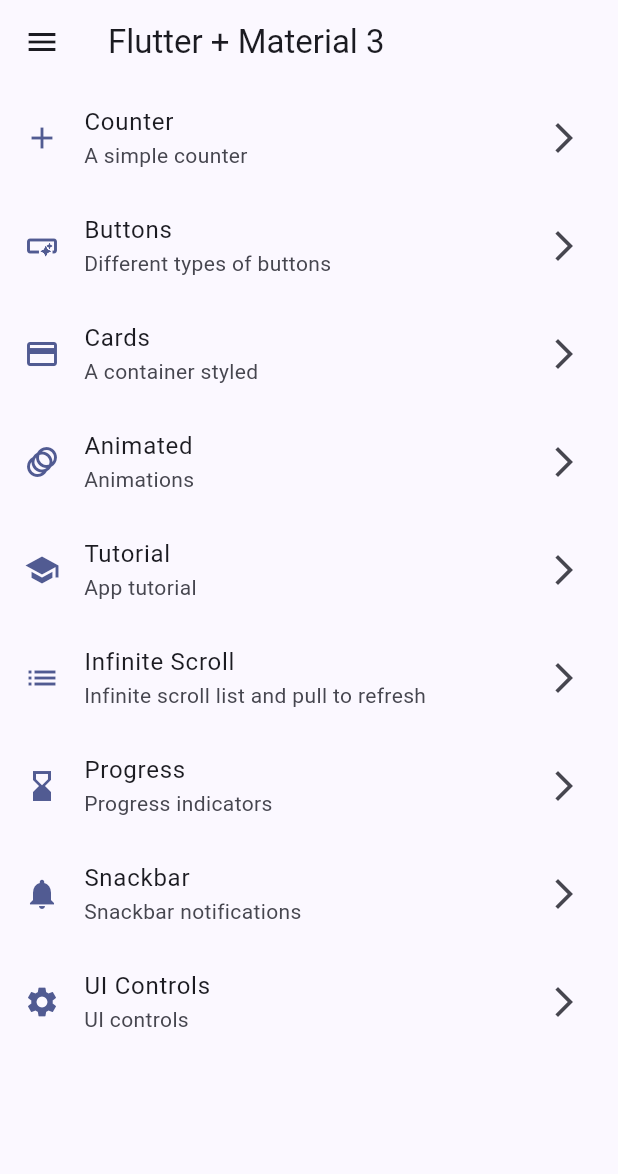
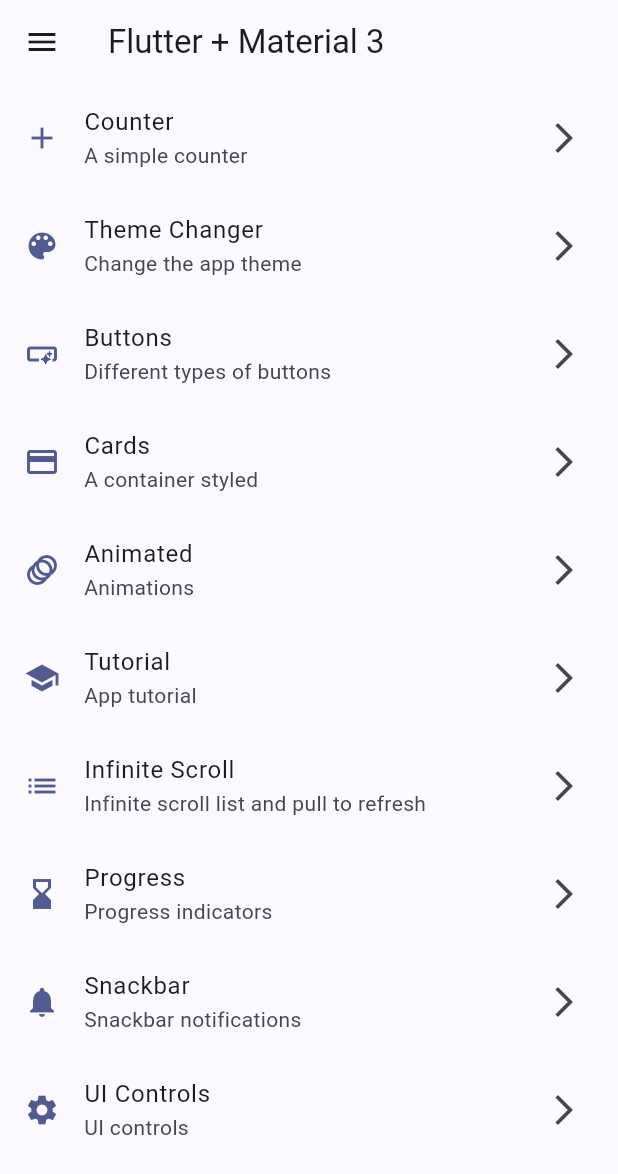
Before and after one commit to franzcmarcelo/flutter_widgets_app, a Flutter app: the screen it shows after launch, on a phone screen of 412 x 824 dp. Shown: the top 1174 px of the screen. Run offline on Flutter 3.47's test engine with Material 3 defaults, Android fonts, the phone set to English and light mode, and no system bars; our stand-ins replace animate_do, flutter_riverpod, go_router; statements that could not run were skipped.

Commit message:
add Theme Changer screen | handle theme state with Riverpd

```diff
--- a/lib/config/menu/menu_items.dart
+++ b/lib/config/menu/menu_items.dart
@@ -21,6 +21,12 @@ const List<MenuItem> appMenuItems = [
     subTitle: 'A simple counter',
     route: CounterScreen.name,
     icon: Icons.add,
+  ),
+  MenuItem(
+    title: 'Theme Changer',
+    subTitle: 'Change the app theme',
+    route: ThemeChangerScreen.name,
+    icon: Icons.color_lens,
   ),
   MenuItem(
     title: 'Buttons',
--- a/lib/config/router/app_router.dart
+++ b/lib/config/router/app_router.dart
@@ -8,6 +8,11 @@ final appRouter = GoRouter(
       path: '/',
       name: HomeScreen.name,
       builder: (context, state) => const HomeScreen(),
+    ),
+    GoRoute(
+      path: '/theme-changer',
+      name: ThemeChangerScreen.name,
+      builder: (context, state) => const ThemeChangerScreen(),
     ),
     GoRoute(
       path: '/counter',
--- a/lib/config/theme/app_theme.dart
+++ b/lib/config/theme/app_theme.dart
@@ -1,23 +1,23 @@
 import 'package:flutter/material.dart';
-
-const Map<String, Color> colors = {
-  'primary': Colors.indigoAccent,
-  'secondary': Colors.teal,
-  'tertiary': Colors.blue,
-};
+import 'package:flutter_widgets_app/presentations/providers/theme_provider.dart';
 
 class AppTheme {
 
-  final String selectedColor;
+  final String themeColorSelected;
+  final bool isDarkMode;
 
   AppTheme({
-    this.selectedColor = 'primary',
+    this.themeColorSelected = defaultColorTheme,
+    this.isDarkMode = false,
   })
-  : assert(colors.containsKey(selectedColor), 'Color $selectedColor is not defined in the theme');
+  : assert(
+    themeColors.keys.contains(themeColorSelected), 'Color $themeColorSelected is not defined in the theme'
+  );
 
   ThemeData getTheme() => ThemeData(
     useMaterial3: true,
-    colorSchemeSeed: colors[selectedColor],
+    brightness: isDarkMode ? Brightness.dark : Brightness.light,
+    colorSchemeSeed: themeColors[themeColorSelected],
     appBarTheme: const AppBarTheme(
       centerTitle: false,
     )
--- a/lib/main.dart
+++ b/lib/main.dart
@@ -3,6 +3,7 @@ import 'package:flutter/material.dart';
 import 'package:flutter_riverpod/flutter_riverpod.dart';
 import 'package:flutter_widgets_app/config/theme/app_theme.dart';
 import 'package:flutter_widgets_app/config/router/app_router.dart';
+import 'package:flutter_widgets_app/presentations/providers/theme_provider.dart';
 
 class MyHttpOverrides extends HttpOverrides{
   @override
@@ -21,16 +22,23 @@ void main() {
   );
 }
 
-class MainApp extends StatelessWidget {
+class MainApp extends ConsumerWidget {
   const MainApp({super.key});
 
   @override
-  Widget build(BuildContext context) {
+  Widget build(BuildContext context, WidgetRef ref) {
+
+    final bool isDarkMode = ref.watch(isDarkModeProvider);
+    final String themeColorSelected = ref.watch(themeColorSelectedProvider);
+
     return MaterialApp.router(
       title: 'Flutter Widgets App',
       routerConfig: appRouter,
       debugShowCheckedModeBanner: false,
-      theme: AppTheme().getTheme(),
+      theme: AppTheme(
+        isDarkMode: isDarkMode,
+        themeColorSelected: themeColorSelected
+        ).getTheme(),
     );
   }
 }
--- /dev/null
+++ b/lib/presentations/providers/theme_provider.dart
@@ -0,0 +1,24 @@
+import 'package:flutter/material.dart';
+import 'package:flutter_riverpod/flutter_riverpod.dart';
+
+final isDarkModeProvider = StateProvider<bool>((ref) => false);
+
+const String defaultColorTheme = 'primary';
+
+const Map<String, Color> themeColors = {
+  defaultColorTheme: Colors.indigoAccent,
+  'secondary': Colors.teal,
+  'tertiary': Colors.blue,
+  'quaternary': Colors.purple,
+  'quinary': Colors.green,
+  'senary': Colors.orange,
+  'septenary': Colors.red,
+  'octonary': Colors.pink,
+  'nonary': Colors.amber,
+  'denary': Colors.cyan,
+  'undenary': Colors.lime,
+};
+
+final themeColorsProvider = Provider((ref) => themeColors);
+
+final themeColorSelectedProvider = StateProvider<String>((ref) => defaultColorTheme);
--- a/lib/presentations/screens/cards/cards_screen.dart
+++ b/lib/presentations/screens/cards/cards_screen.dart
@@ -109,13 +109,13 @@ class _CardType2 extends StatelessWidget {
   @override
   Widget build(BuildContext context) {
 
-    final colors = Theme.of(context).colorScheme;
+    final colorScheme = Theme.of(context).colorScheme;
 
     return Card(
       shape: RoundedRectangleBorder(
         borderRadius: BorderRadius.circular(12),
         side: BorderSide(
-          color: colors.primary,
+          color: colorScheme.primary,
         ),
       ),
       elevation: elevation,
@@ -153,10 +153,10 @@ class _CardType3 extends StatelessWidget {
   @override
   Widget build(BuildContext context) {
 
-    final colors = Theme.of(context).colorScheme;
+    final colorScheme = Theme.of(context).colorScheme;
 
     return Card(
-      color: colors.surface,
+      color: colorScheme.surface,
       elevation: elevation,
       child: Padding(
         padding: const EdgeInsets.fromLTRB(10, 5, 10, 10),
--- a/lib/presentations/screens/home/home_screen.dart
+++ b/lib/presentations/screens/home/home_screen.dart
@@ -49,12 +49,12 @@ class _CustomListTile extends StatelessWidget {
   @override
   Widget build(BuildContext context) {
 
-    final colors = Theme.of(context).colorScheme;
+    final colorScheme = Theme.of(context).colorScheme;
 
     return ListTile(
       title: Text(menuItem.title),
       subtitle: Text(menuItem.subTitle),
-      leading: Icon(menuItem.icon, color: colors.primary),
+      leading: Icon(menuItem.icon, color: colorScheme.primary),
       trailing: const Icon(Icons.arrow_forward_ios),
       onTap: () {
         // whit go_router
--- a/lib/presentations/screens/screens.dart
+++ b/lib/presentations/screens/screens.dart
@@ -8,3 +8,4 @@ export 'package:flutter_widgets_app/presentations/screens/progress/progress_scre
 export 'package:flutter_widgets_app/presentations/screens/snackbar/snackbar_screen.dart';
 export 'package:flutter_widgets_app/presentations/screens/ui_controls/ui_controls_screen.dart';
 export 'package:flutter_widgets_app/presentations/screens/counter/counter_screen.dart';
+export 'package:flutter_widgets_app/presentations/screens/theme_changer/theme_changer_screen.dart';
```
Also changed, not shown: lib/presentations/screens/theme_changer/theme_changer_screen.dart (added, +106 -0 lines).
